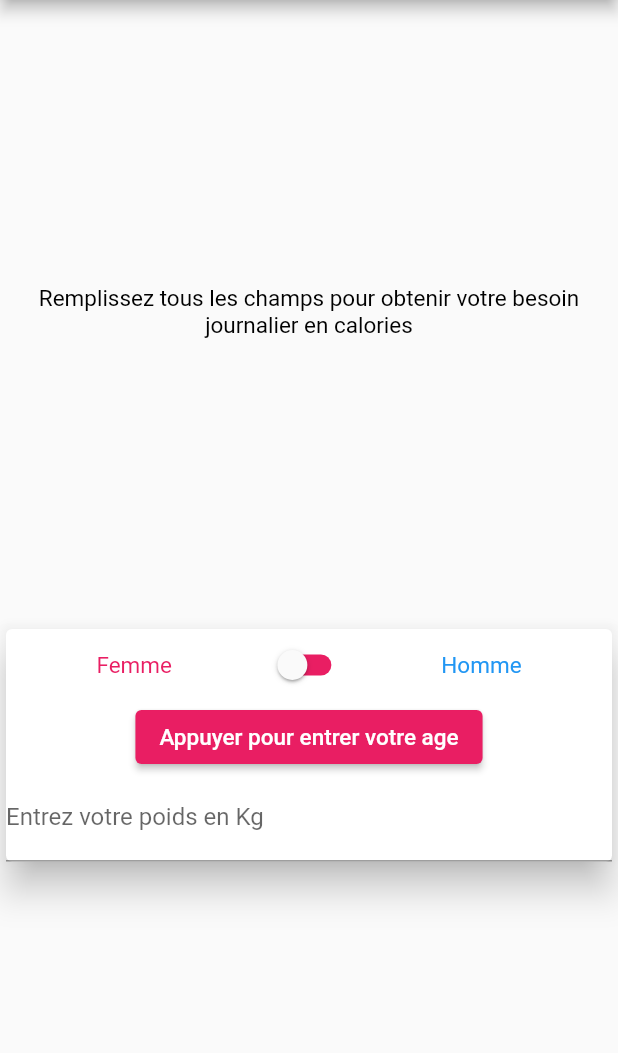
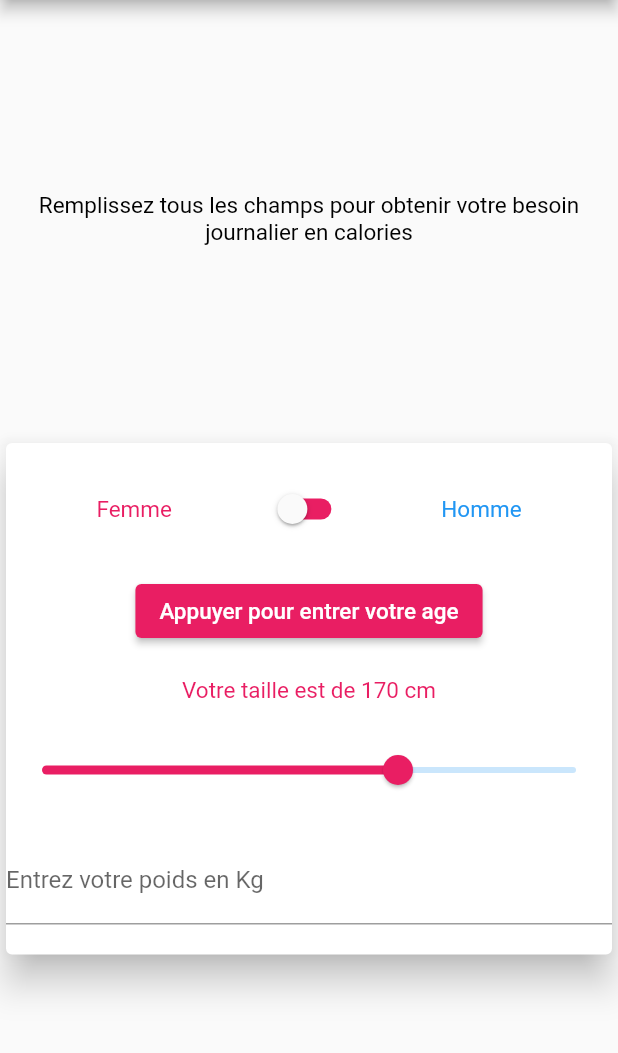
Before and after one commit to thibault60000/flutter-imc-calculator, a Flutter app: the screen it shows after launch, on a phone screen of 412 x 824 dp, the part 84-1137 px from its top. Run offline on Flutter 3.47's test engine with Material 2 defaults, Android fonts, the phone set to English and light mode, and no system bars.

Commit message:
Add Size Slider

```diff
--- a/lib/main.dart
+++ b/lib/main.dart
@@ -32,6 +32,7 @@ class MyHomePage extends StatefulWidget {
 class _MyHomePageState extends State<MyHomePage> {
   late double weight;
   late double age = 0;
+  double size = 170.0;
   bool gender = false;
 
   @override
@@ -53,6 +54,7 @@ class _MyHomePageState extends State<MyHomePage> {
                       elevation: 10.0,
                       child: Column(
                         children: [
+                          padding(),
                           Row(
                               mainAxisAlignment: MainAxisAlignment.spaceEvenly,
                               children: [
@@ -68,6 +70,7 @@ class _MyHomePageState extends State<MyHomePage> {
                                     }),
                                 customText("Homme", color: Colors.blue)
                               ]),
+                          padding(),
                           ElevatedButton(
                               onPressed: () {
                                 displayDatePicker();
@@ -80,6 +83,22 @@ class _MyHomePageState extends State<MyHomePage> {
                                       ? "Appuyer pour entrer votre age"
                                       : "Votre age est de ${age.toInt()} ans",
                                   color: Colors.white)),
+                          padding(),
+                          customText("Votre taille est de ${size.toInt()} cm",
+                              color: setMainColor()),
+                          padding(),
+                          Slider(
+                              value: size,
+                              min: 80.0,
+                              max: 215.0,
+                              activeColor: setMainColor(),
+                              label: size.toString(),
+                              onChanged: (double d) {
+                                setState(() {
+                                  size = d;
+                                });
+                              }),
+                          padding(),
                           TextField(
                             keyboardType: TextInputType.number,
                             onChanged: (String text) {
@@ -89,7 +108,8 @@ class _MyHomePageState extends State<MyHomePage> {
                             },
                             decoration: const InputDecoration(
                                 labelText: "Entrez votre poids en Kg"),
-                          )
+                          ),
+                          padding(),
                         ],
                       ))
                 ]))));
@@ -112,6 +132,10 @@ class _MyHomePageState extends State<MyHomePage> {
     }
   }
 
+  Padding padding() {
+    return const Padding(padding: EdgeInsets.only(top: 20.0));
+  }
+
   Color setMainColor() {
     if (gender) {
       return Colors.blue;
```
